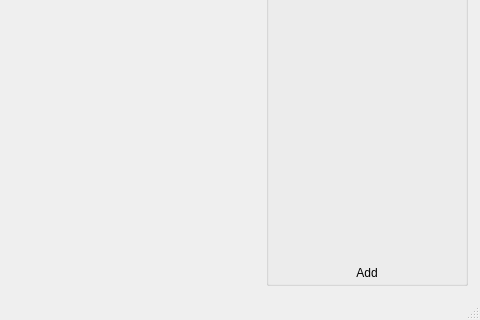
Old version of the form src/app/ui/omni_ui_MainWindow.ui in the repository WilstonOreo/omnidome; both pictures show x 835 to 1315 and y 552 to 872 of the 1315 by 872 pixel window.
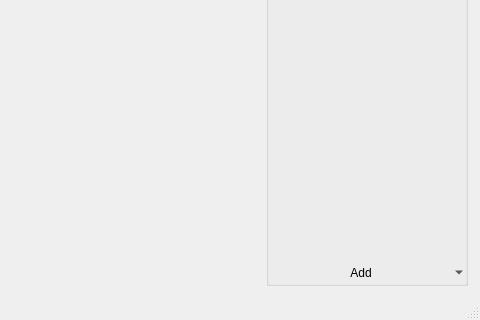
New version of the form. Icons and pictures are not drawn. Custom widgets are drawn as their Qt base class.

The edit to the form file:
```diff
--- a/src/app/ui/omni_ui_MainWindow.ui
+++ b/src/app/ui/omni_ui_MainWindow.ui
@@ -519,6 +519,9 @@
             <property name="text">
              <string>Add</string>
             </property>
+            <property name="popupMode">
+             <enum>QToolButton::MenuButtonPopup</enum>
+            </property>
             <property name="autoRaise">
              <bool>true</bool>
             </property>
```
